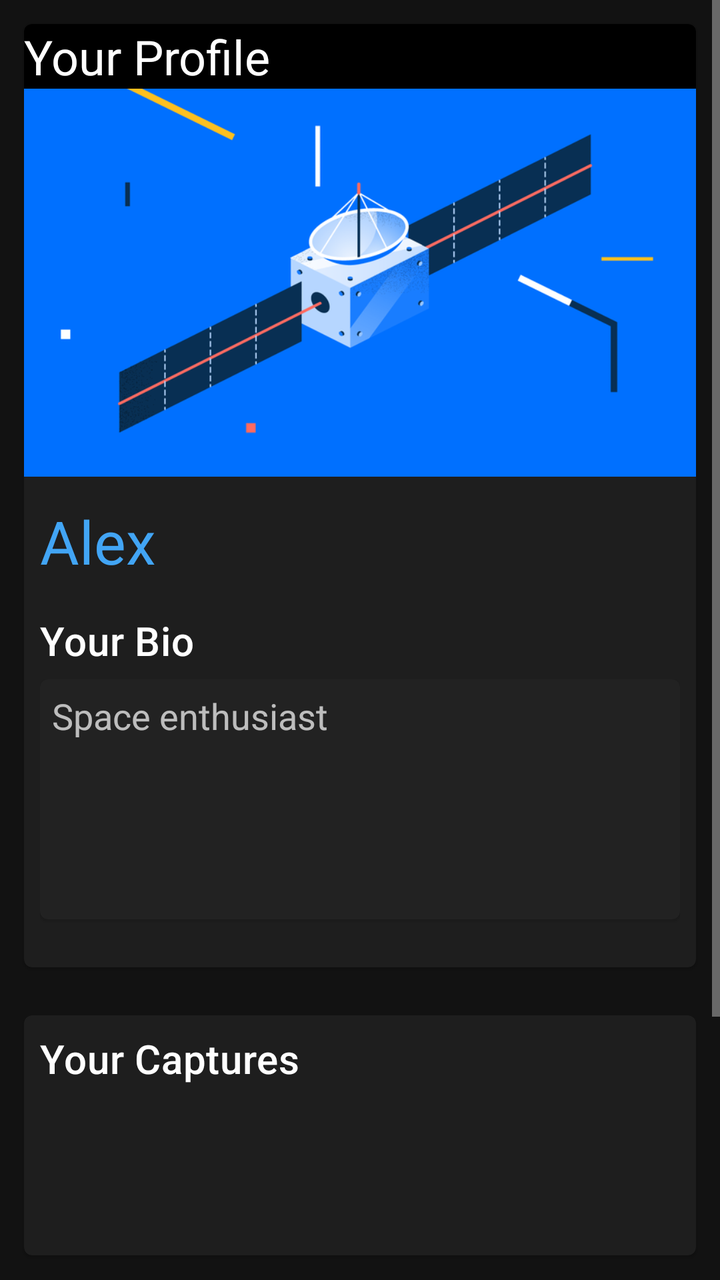
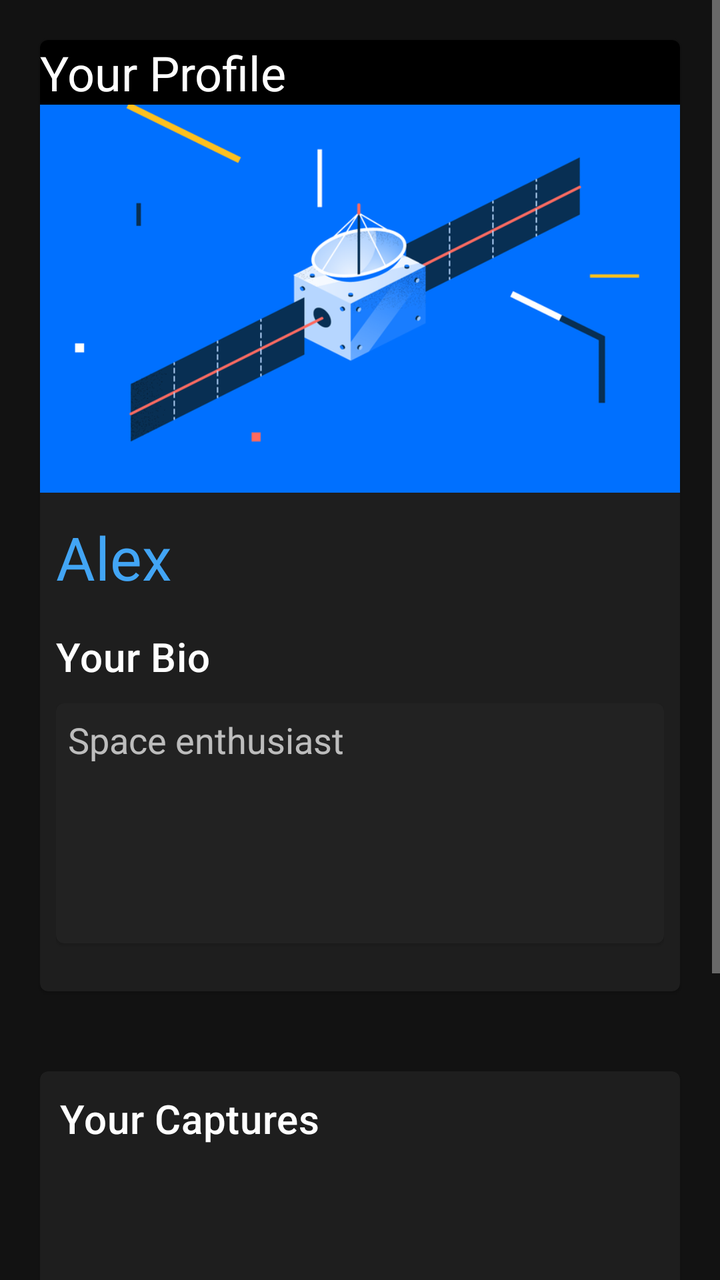

Compare the two renders of this Android layout. The source of the first and the diff that turns it into the second are given below.
<!-- AndroidManifest.xml: application theme AppTheme -->
<!-- res/layout/frag_profile.xml -->
<?xml version="1.0" encoding="utf-8"?>
<RelativeLayout xmlns:android="http://schemas.android.com/apk/res/android"
    android:layout_width="match_parent"
    android:layout_height="match_parent"
    xmlns:app="http://schemas.android.com/apk/res-auto"
    android:background="@color/transparent"
    android:scrollbars="vertical">
    <ScrollView
        android:layout_width="wrap_content"
        android:layout_height="wrap_content">
    <LinearLayout
        android:layout_width="wrap_content"
        android:layout_height="wrap_content"
        android:orientation="vertical">
    <com.google.android.material.card.MaterialCardView
        android:id="@+id/profcard"
        android:layout_width="wrap_content"
        android:layout_height="wrap_content"
        android:layout_margin="12dp">

        <LinearLayout
            android:layout_width="match_parent"
            android:layout_height="wrap_content"
            android:orientation="vertical">
        <LinearLayout
            android:layout_width="match_parent"
            android:layout_height="match_parent"
            android:background="@color/colorPrimaryDark">
            <TextView
                android:layout_width="wrap_content"
                android:layout_height="wrap_content"
                android:text="Your Profile"
                android:textAppearance="?attr/textAppearanceHeadline5"
                android:layout_gravity="center"
                />
        </LinearLayout>
            
            <ImageView
                android:layout_width="match_parent"
                android:layout_height="194dp"
                android:contentDescription="@string/content_description_media"
                android:scaleType="centerCrop"
                app:srcCompat="@drawable/bsat" />

            <LinearLayout
                android:layout_width="match_parent"
                android:layout_height="wrap_content"
                android:orientation="vertical"
                android:padding="8dp">

                


                <TextView
                    android:layout_width="wrap_content"
                    android:layout_height="wrap_content"
                    android:layout_marginTop="4dp"
                    android:layout_marginBottom="16dp"
                    android:text="Alex"
                    android:textAppearance="?attr/textAppearanceHeadline5"
                    android:textColor="@color/colorAccent"
                    android:textSize="30dp" />

                <TextView
                    android:layout_width="wrap_content"
                    android:layout_height="wrap_content"
                    android:text="Your Bio"
                    android:textAppearance="?attr/textAppearanceHeadline6" />
                <com.google.android.material.card.MaterialCardView
                    android:id="@+id/profcardinner"
                    android:layout_height="120dp"
                    android:layout_width="match_parent"
                    android:layout_marginBottom="16dp"
                    android:layout_marginTop="6dp">

                    <TextView
                        android:layout_width="match_parent"
                        android:layout_height="match_parent"
                        android:text="Space enthusiast"
                        android:layout_margin="6dp"
                        android:scrollHorizontally="true"
                        android:textSize="18dp"/>

                </com.google.android.material.card.MaterialCardView>


            </LinearLayout>

        </LinearLayout>

    </com.google.android.material.card.MaterialCardView>


        <com.google.android.material.card.MaterialCardView

            android:layout_height="120dp"
            android:layout_width="match_parent"
            android:layout_margin="12dp">

            <TextView
                android:layout_width="match_parent"
                android:layout_height="wrap_content"
                android:text="Your Captures"
                android:textAppearance="?attr/textAppearanceHeadline6"
                android:layout_margin="8dp"/>
        </com.google.android.material.card.MaterialCardView>
        <com.google.android.material.card.MaterialCardView

            android:layout_width="wrap_content"
            android:layout_height="wrap_content"
            android:layout_margin="12dp">
            <com.google.android.material.card.MaterialCardView

                android:layout_height="120dp"
                android:layout_width="match_parent"
                android:layout_marginBottom="16dp"
                android:layout_marginTop="6dp">
            </com.google.android.material.card.MaterialCardView>

        </com.google.android.material.card.MaterialCardView
            >

    </LinearLayout>
    </ScrollView>



</RelativeLayout>
<!-- resources referenced by this layout -->
<resources>
  <color name="colorAccent">#42A5F5</color>
  <color name="colorPrimaryDark">#000000</color>
  <color name="transparent">@android:color/transparent</color>
  <!-- drawable bsat: webp bitmap (drawable, 38086 bytes) -->
  <string name="content_description_media">Taken on:</string>
  <style name="AppTheme" parent="Theme.MaterialComponents">
          
          <item name="windowActionBar">true</item>
          <item name="colorPrimary">#212121</item>
          <item name="colorPrimaryDark">@color/colorPrimaryDark</item>
          <item name="colorAccent">#42A5F5</item>
      </style>
</resources>

<!-- the commit's change to res/layout/frag_profile.xml (unified diff, before → after) -->
@@ -12,11 +12,12 @@
         android:layout_width="wrap_content"
         android:layout_height="wrap_content"
         android:orientation="vertical">
+
     <com.google.android.material.card.MaterialCardView
         android:id="@+id/profcard"
         android:layout_width="wrap_content"
         android:layout_height="wrap_content"
-        android:layout_margin="12dp">
+        android:layout_margin="20dp">
 
         <LinearLayout
             android:layout_width="match_parent"
@@ -71,7 +72,7 @@
                     android:layout_height="120dp"
                     android:layout_width="match_parent"
                     android:layout_marginBottom="16dp"
-                    android:layout_marginTop="6dp">
+                    android:layout_marginTop="10dp">
 
                     <TextView
                         android:layout_width="match_parent"
@@ -95,14 +96,14 @@
 
             android:layout_height="120dp"
             android:layout_width="match_parent"
-            android:layout_margin="12dp">
+            android:layout_margin="20dp">
 
             <TextView
                 android:layout_width="match_parent"
                 android:layout_height="wrap_content"
                 android:text="Your Captures"
                 android:textAppearance="?attr/textAppearanceHeadline6"
-                android:layout_margin="8dp"/>
+                android:layout_margin="10dp"/>
         </com.google.android.material.card.MaterialCardView>
         <com.google.android.material.card.MaterialCardView
 
